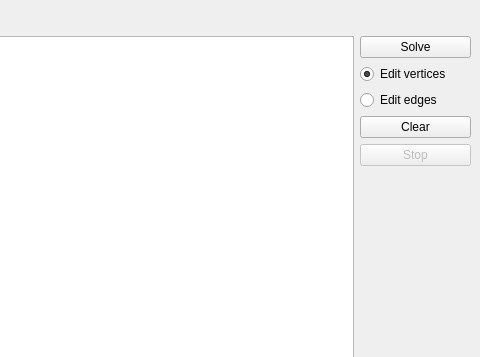
Old version of the form euler/src/Form.ui in the repository Sova777/analyzeresults; both pictures show x 355 to 835 and y 0 to 357 of the 835 by 767 pixel window.
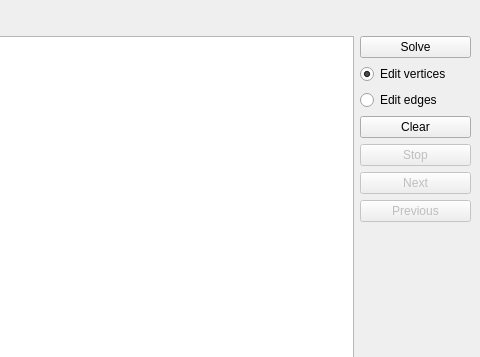
New version of the form.

What changed in the file:
```diff
--- a/euler/src/Form.ui
+++ b/euler/src/Form.ui
@@ -35,6 +35,16 @@
    <layout class="QVBoxLayout" name="verticalLayout">
     <item>
      <layout class="QGridLayout" name="gridLayout">
+      <item row="8" column="1">
+       <widget class="QPushButton" name="pushNext">
+        <property name="enabled">
+         <bool>false</bool>
+        </property>
+        <property name="text">
+         <string>Next</string>
+        </property>
+       </widget>
+      </item>
       <item row="3" column="1">
        <widget class="QPushButton" name="pushSolve">
         <property name="text">
@@ -133,6 +143,16 @@
         </property>
        </widget>
       </item>
+      <item row="9" column="1">
+       <widget class="QPushButton" name="pushPrevious">
+        <property name="enabled">
+         <bool>false</bool>
+        </property>
+        <property name="text">
+         <string>Previous</string>
+        </property>
+       </widget>
+      </item>
      </layout>
     </item>
    </layout>
```
Left out of the diff: 2 changed lines with no effect on the pictures.
